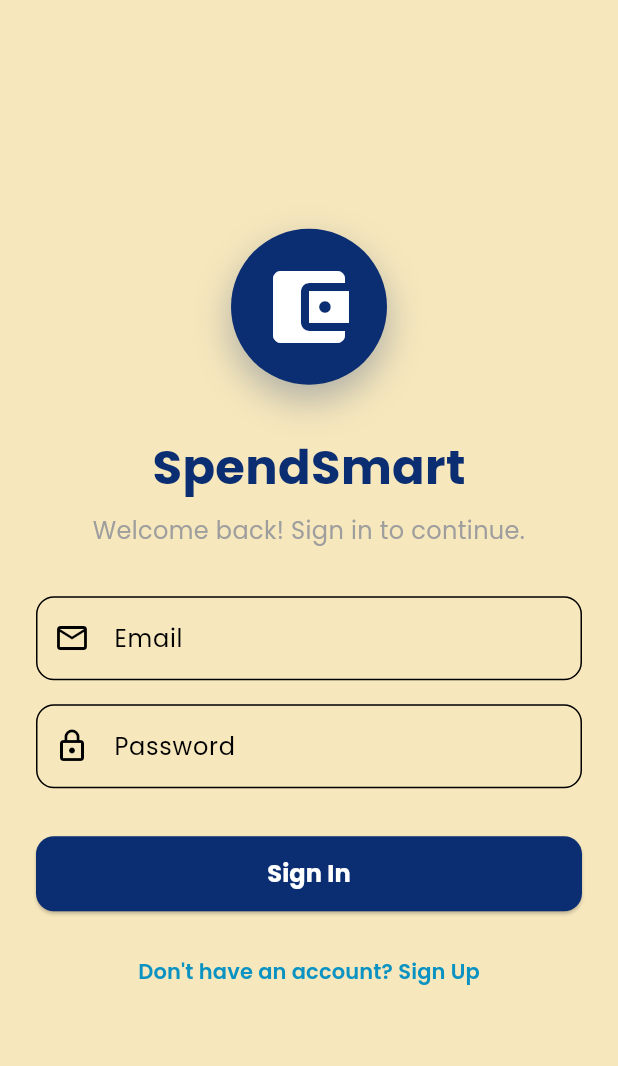
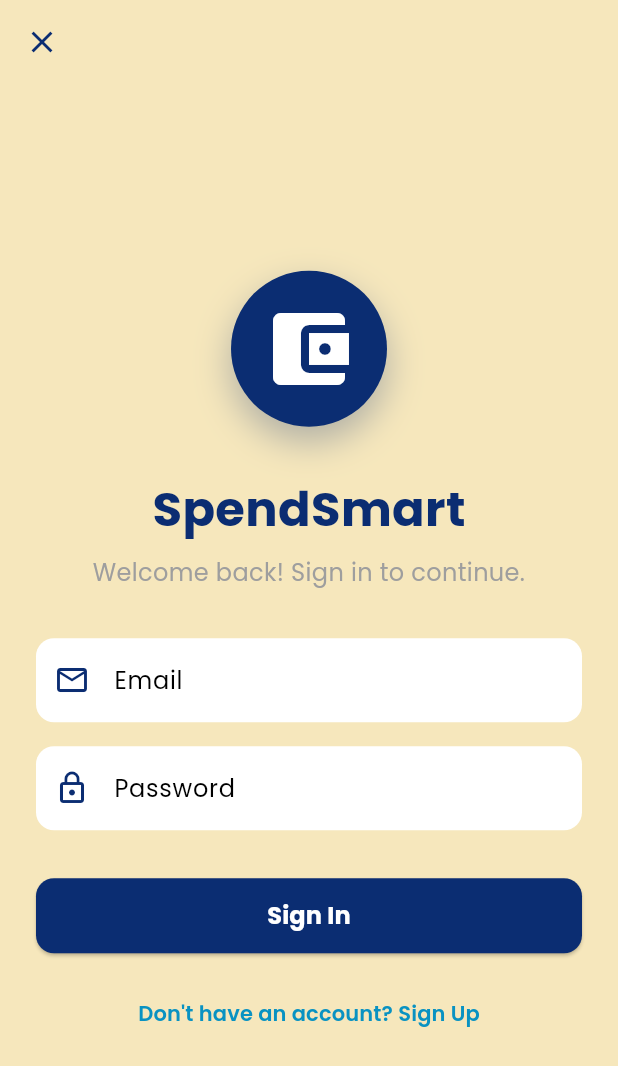
Before and after one commit to Siddesh-bype/SpendSmart, a Flutter app: the AuthScreen screen opened directly, on a phone screen of 412 x 824 dp. Shown: the top 1066 px of the screen. Run offline on Flutter 3.47's test engine with Material 3 defaults, Android fonts, the phone set to English and light mode, and no system bars; our stand-ins replace csv, file_picker, fl_chart, flutter_riverpod, flutter_slidable, google_fonts and 6 more; missing offline and left inert: syncfusion_flutter_pdf, telephony; accounts and stored records are empty.

Commit message:
fix(auth): update input contrast and restore offline-first behavior

```diff
--- a/lib/main.dart
+++ b/lib/main.dart
@@ -9,7 +9,6 @@ import 'services/supabase_service.dart';
 import 'utils/supabase_config.dart';
 import 'utils/theme.dart';
 import 'screens/splash_screen.dart';
-import 'screens/auth_screen.dart';
 
 void main() async {
   WidgetsFlutterBinding.ensureInitialized();
@@ -59,9 +58,7 @@ class SpendSmartApp extends ConsumerWidget {
       theme: AppTheme.lightTheme,
       darkTheme: AppTheme.darkTheme,
       themeMode: themeMode,
-      home: SupabaseService.currentUser == null
-          ? const AuthScreen()
-          : const SplashScreen(),
+      home: const SplashScreen(),
     );
   }
 }
--- a/lib/screens/auth_screen.dart
+++ b/lib/screens/auth_screen.dart
@@ -69,6 +69,14 @@ class _AuthScreenState extends State<AuthScreen> {
   Widget build(BuildContext context) {
     return Scaffold(
       backgroundColor: AppColors.backgroundLight,
+      appBar: AppBar(
+        backgroundColor: Colors.transparent,
+        elevation: 0,
+        leading: IconButton(
+          icon: const Icon(Icons.close, color: AppColors.primary),
+          onPressed: () => Navigator.pop(context),
+        ),
+      ),
       body: SafeArea(
         child: Center(
           child: SingleChildScrollView(
@@ -110,20 +118,28 @@ class _AuthScreenState extends State<AuthScreen> {
                 TextField(
                   controller: _emailCtrl,
                   keyboardType: TextInputType.emailAddress,
+                  style: const TextStyle(color: Colors.black87),
                   decoration: InputDecoration(
                     labelText: 'Email',
-                    prefixIcon: const Icon(Icons.email_outlined),
-                    border: OutlineInputBorder(borderRadius: BorderRadius.circular(12)),
+                    hintText: 'Enter your email',
+                    filled: true,
+                    fillColor: Colors.white,
+                    prefixIcon: const Icon(Icons.email_outlined, color: AppColors.primary),
+                    border: OutlineInputBorder(borderRadius: BorderRadius.circular(12), borderSide: BorderSide.none),
                   ),
                 ),
                 const SizedBox(height: 16),
                 TextField(
                   controller: _passCtrl,
                   obscureText: true,
+                  style: const TextStyle(color: Colors.black87),
                   decoration: InputDecoration(
                     labelText: 'Password',
-                    prefixIcon: const Icon(Icons.lock_outline),
-                    border: OutlineInputBorder(borderRadius: BorderRadius.circular(12)),
+                    hintText: 'Enter your password',
+                    filled: true,
+                    fillColor: Colors.white,
+                    prefixIcon: const Icon(Icons.lock_outline, color: AppColors.primary),
+                    border: OutlineInputBorder(borderRadius: BorderRadius.circular(12), borderSide: BorderSide.none),
                   ),
                 ),
                 const SizedBox(height: 32),
```
Also changed, not shown: lib/screens/settings_screen.dart (+23 -4 lines).
